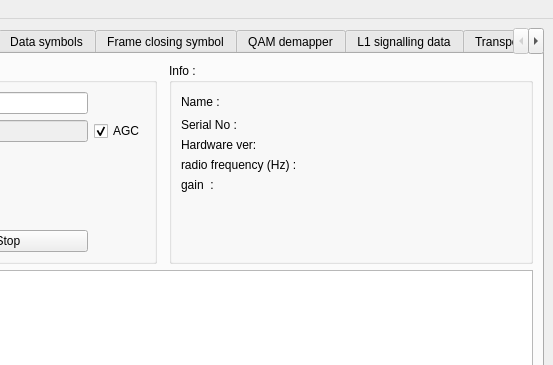
Before: the Qt Designer form sdr_receiver_dvb_t2/main_window.ui in vladisslav2011/sdr_receiver_dvb_t2, drawn with Qt 5; both pictures show x 232 to 785 and y 0 to 365 of the 785 by 512 pixel window.
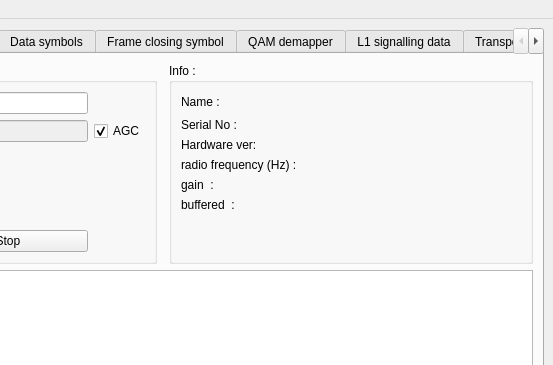
After: the same form once the commit is applied. Custom widgets are drawn as their Qt base class.

Commit message: HackRF: add buffer status label

```diff
--- a/sdr_receiver_dvb_t2/main_window.ui
+++ b/sdr_receiver_dvb_t2/main_window.ui
@@ -70,7 +70,7 @@
              </property>
             </widget>
            </item>
-           <item row="5" column="0">
+           <item row="6" column="0">
             <spacer name="verticalSpacer_2">
              <property name="orientation">
               <enum>Qt::Vertical</enum>
@@ -119,6 +119,13 @@
              </property>
             </widget>
            </item>
+           <item row="5" column="0">
+            <widget class="QLabel" name="label_info_buffered">
+             <property name="text">
+              <string>buffered  :</string>
+             </property>
+            </widget>
+           </item>
           </layout>
          </widget>
         </item>
```
The commit also changes 4 other files.
